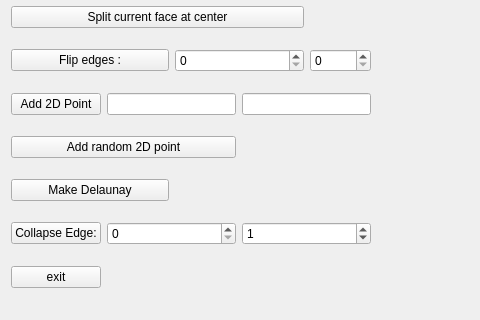
VincentPHAM98/GAM, file mainwindow.ui: the form before one commit; both pictures show x 0 to 480 and y 208 to 528 of the 747 by 528 pixel window.
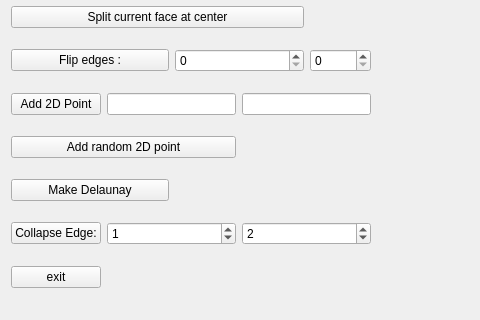
The form after the commit. Custom widgets are drawn as their Qt base class.

Commit message: edge collapse, ui et iterateurs

Patch:
```diff
--- a/mainwindow.ui
+++ b/mainwindow.ui
@@ -123,15 +123,21 @@
         <property name="maximum">
          <number>99999</number>
         </property>
+        <property name="value">
+         <number>1</number>
+        </property>
        </widget>
       </item>
       <item row="9" column="3" colspan="2">
        <widget class="QSpinBox" name="collapseVertice2">
+        <property name="minimum">
+         <number>0</number>
+        </property>
         <property name="maximum">
          <number>99999</number>
         </property>
         <property name="value">
-         <number>1</number>
+         <number>2</number>
         </property>
        </widget>
       </item>
```
The commit also changes 4 other files.
